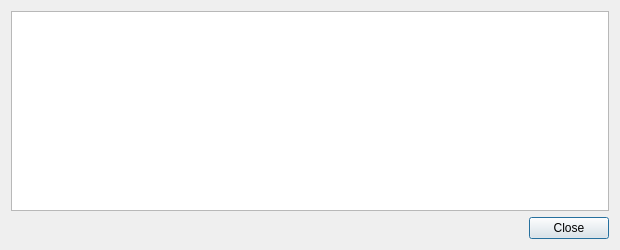
The window that src/qt/forms/transactiondescdialog.ui (IParn/LimecoinX) describes before a commit, drawn with Qt 5.
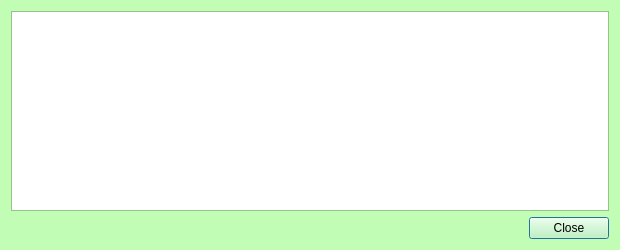
The same window after the commit.

```diff
--- a/src/qt/forms/transactiondescdialog.ui
+++ b/src/qt/forms/transactiondescdialog.ui
@@ -10,6 +10,421 @@
     <height>250</height>
    </rect>
   </property>
+  <property name="palette">
+   <palette>
+    <active>
+     <colorrole role="WindowText">
+      <brush brushstyle="SolidPattern">
+       <color alpha="255">
+        <red>0</red>
+        <green>0</green>
+        <blue>0</blue>
+       </color>
+      </brush>
+     </colorrole>
+     <colorrole role="Button">
+      <brush brushstyle="SolidPattern">
+       <color alpha="255">
+        <red>193</red>
+        <green>253</green>
+        <blue>181</blue>
+       </color>
+      </brush>
+     </colorrole>
+     <colorrole role="Light">
+      <brush brushstyle="SolidPattern">
+       <color alpha="255">
+        <red>255</red>
+        <green>255</green>
+        <blue>255</blue>
+       </color>
+      </brush>
+     </colorrole>
+     <colorrole role="Midlight">
+      <brush brushstyle="SolidPattern">
+       <color alpha="255">
+        <red>224</red>
+        <green>254</green>
+        <blue>218</blue>
+       </color>
+      </brush>
+     </colorrole>
+     <colorrole role="Dark">
+      <brush brushstyle="SolidPattern">
+       <color alpha="255">
+        <red>96</red>
+        <green>126</green>
+        <blue>90</blue>
+       </color>
+      </brush>
+     </colorrole>
+     <colorrole role="Mid">
+      <brush brushstyle="SolidPattern">
+       <color alpha="255">
+        <red>129</red>
+        <green>169</green>
+        <blue>121</blue>
+       </color>
+      </brush>
+     </colorrole>
+     <colorrole role="Text">
+      <brush brushstyle="SolidPattern">
+       <color alpha="255">
+        <red>0</red>
+        <green>0</green>
+        <blue>0</blue>
+       </color>
+      </brush>
+     </colorrole>
+     <colorrole role="BrightText">
+      <brush brushstyle="SolidPattern">
+       <color alpha="255">
+        <red>255</red>
+        <green>255</green>
+        <blue>255</blue>
+       </color>
+      </brush>
+     </colorrole>
+     <colorrole role="ButtonText">
+      <brush brushstyle="SolidPattern">
+       <color alpha="255">
+        <red>0</red>
+        <green>0</green>
+        <blue>0</blue>
+       </color>
+      </brush>
+     </colorrole>
+     <colorrole role="Base">
+      <brush brushstyle="SolidPattern">
+       <color alpha="255">
+        <red>255</red>
+        <green>255</green>
+        <blue>255</blue>
+       </color>
+      </brush>
+     </colorrole>
+     <colorrole role="Window">
+      <brush brushstyle="SolidPattern">
+       <color alpha="255">
+        <red>193</red>
+        <green>253</green>
+        <blue>181</blue>
+       </color>
+      </brush>
+     </colorrole>
+     <colorrole role="Shadow">
+      <brush brushstyle="SolidPattern">
+       <color alpha="255">
+        <red>0</red>
+        <green>0</green>
+        <blue>0</blue>
+       </color>
+      </brush>
+     </colorrole>
+     <colorrole role="AlternateBase">
+      <brush brushstyle="SolidPattern">
+       <color alpha="255">
+        <red>224</red>
+        <green>254</green>
+        <blue>218</blue>
+       </color>
+      </brush>
+     </colorrole>
+     <colorrole role="ToolTipBase">
+      <brush brushstyle="SolidPattern">
+       <color alpha="255">
+        <red>255</red>
+        <green>255</green>
+        <blue>220</blue>
+       </color>
+      </brush>
+     </colorrole>
+     <colorrole role="ToolTipText">
+      <brush brushstyle="SolidPattern">
+       <color alpha="255">
+        <red>0</red>
+        <green>0</green>
+        <blue>0</blue>
+       </color>
+      </brush>
+     </colorrole>
+    </active>
+    <inactive>
+     <colorrole role="WindowText">
+      <brush brushstyle="SolidPattern">
+       <color alpha="255">
+        <red>0</red>
+        <green>0</green>
+        <blue>0</blue>
+       </color>
+      </brush>
+     </colorrole>
+     <colorrole role="Button">
+      <brush brushstyle="SolidPattern">
+       <color alpha="255">
+        <red>193</red>
+        <green>253</green>
+        <blue>181</blue>
+       </color>
+      </brush>
+     </colorrole>
+     <colorrole role="Light">
+      <brush brushstyle="SolidPattern">
+       <color alpha="255">
+        <red>255</red>
+        <green>255</green>
+        <blue>255</blue>
+       </color>
+      </brush>
+     </colorrole>
+     <colorrole role="Midlight">
+      <brush brushstyle="SolidPattern">
+       <color alpha="255">
+        <red>224</red>
+        <green>254</green>
+        <blue>218</blue>
+       </color>
+      </brush>
+     </colorrole>
+     <colorrole role="Dark">
+      <brush brushstyle="SolidPattern">
+       <color alpha="255">
+        <red>96</red>
+        <green>126</green>
+        <blue>90</blue>
+       </color>
+      </brush>
+     </colorrole>
+     <colorrole role="Mid">
+      <brush brushstyle="SolidPattern">
+       <color alpha="255">
+        <red>129</red>
+        <green>169</green>
+        <blue>121</blue>
+       </color>
+      </brush>
+     </colorrole>
+     <colorrole role="Text">
+      <brush brushstyle="SolidPattern">
+       <color alpha="255">
+        <red>0</red>
+        <green>0</green>
+        <blue>0</blue>
+       </color>
+      </brush>
+     </colorrole>
+     <colorrole role="BrightText">
+      <brush brushstyle="SolidPattern">
+       <color alpha="255">
+        <red>255</red>
+        <green>255</green>
+        <blue>255</blue>
+       </color>
+      </brush>
+     </colorrole>
+     <colorrole role="ButtonText">
+      <brush brushstyle="SolidPattern">
+       <color alpha="255">
+        <red>0</red>
+        <green>0</green>
+        <blue>0</blue>
+       </color>
+      </brush>
+     </colorrole>
+     <colorrole role="Base">
+      <brush brushstyle="SolidPattern">
+       <color alpha="255">
+        <red>255</red>
+        <green>255</green>
+        <blue>255</blue>
+       </color>
+      </brush>
+     </colorrole>
+     <colorrole role="Window">
+      <brush brushstyle="SolidPattern">
+       <color alpha="255">
+        <red>193</red>
+        <green>253</green>
+        <blue>181</blue>
+       </color>
+      </brush>
+     </colorrole>
+     <colorrole role="Shadow">
+      <brush brushstyle="SolidPattern">
+       <color alpha="255">
+        <red>0</red>
+        <green>0</green>
+        <blue>0</blue>
+       </color>
+      </brush>
+     </colorrole>
+     <colorrole role="AlternateBase">
+      <brush brushstyle="SolidPattern">
+       <color alpha="255">
+        <red>224</red>
+        <green>254</green>
+        <blue>218</blue>
+       </color>
+      </brush>
+     </colorrole>
+     <colorrole role="ToolTipBase">
+      <brush brushstyle="SolidPattern">
+       <color alpha="255">
+        <red>255</red>
+        <green>255</green>
+        <blue>220</blue>
+       </color>
+      </brush>
+     </colorrole>
+     <colorrole role="ToolTipText">
+      <brush brushstyle="SolidPattern">
+       <color alpha="255">
+        <red>0</red>
+        <green>0</green>
+        <blue>0</blue>
+       </color>
+      </brush>
+     </colorrole>
+    </inactive>
+    <disabled>
+     <colorrole role="WindowText">
+      <brush brushstyle="SolidPattern">
+       <color alpha="255">
+        <red>96</red>
+        <green>126</green>
+        <blue>90</blue>
+       </color>
+      </brush>
+     </colorrole>
+     <colorrole role="Button">
+      <brush brushstyle="SolidPattern">
+       <color alpha="255">
+        <red>193</red>
+        <green>253</green>
+        <blue>181</blue>
+       </color>
+      </brush>
+     </colorrole>
+     <colorrole role="Light">
+      <brush brushstyle="SolidPattern">
+       <color alpha="255">
+        <red>255</red>
+        <green>255</green>
+        <blue>255</blue>
+       </color>
+      </brush>
+     </colorrole>
+     <colorrole role="Midlight">
+      <brush brushstyle="SolidPattern">
+       <color alpha="255">
+        <red>224</red>
+        <green>254</green>
+        <blue>218</blue>
+       </color>
+      </brush>
+     </colorrole>
+     <colorrole role="Dark">
+      <brush brushstyle="SolidPattern">
+       <color alpha="255">
+        <red>96</red>
+        <green>126</green>
+        <blue>90</blue>
+       </color>
+      </brush>
+     </colorrole>
+     <colorrole role="Mid">
+      <brush brushstyle="SolidPattern">
+       <color alpha="255">
+        <red>129</red>
+        <green>169</green>
+        <blue>121</blue>
+       </color>
+      </brush>
+     </colorrole>
+     <colorrole role="Text">
+      <brush brushstyle="SolidPattern">
+       <color alpha="255">
+        <red>96</red>
+        <green>126</green>
+        <blue>90</blue>
+       </color>
+      </brush>
+     </colorrole>
+     <colorrole role="BrightText">
+      <brush brushstyle="SolidPattern">
+       <color alpha="255">
+        <red>255</red>
+        <green>255</green>
+        <blue>255</blue>
+       </color>
+      </brush>
+     </colorrole>
+     <colorrole role="ButtonText">
+      <brush brushstyle="SolidPattern">
+       <color alpha="255">
+        <red>96</red>
+        <green>126</green>
+        <blue>90</blue>
+       </color>
+      </brush>
+     </colorrole>
+     <colorrole role="Base">
+      <brush brushstyle="SolidPattern">
+       <color alpha="255">
+        <red>193</red>
+        <green>253</green>
+        <blue>181</blue>
+       </color>
+      </brush>
+     </colorrole>
+     <colorrole role="Window">
+      <brush brushstyle="SolidPattern">
+       <color alpha="255">
+        <red>193</red>
+        <green>253</green>
+        <blue>181</blue>
+       </color>
+      </brush>
+     </colorrole>
+     <colorrole role="Shadow">
+      <brush brushstyle="SolidPattern">
+       <color alpha="255">
+        <red>0</red>
+        <green>0</green>
+        <blue>0</blue>
+       </color>
+      </brush>
+     </colorrole>
+     <colorrole role="AlternateBase">
+      <brush brushstyle="SolidPattern">
+       <color alpha="255">
+        <red>193</red>
+        <green>253</green>
+        <blue>181</blue>
+       </color>
+      </brush>
+     </colorrole>
+     <colorrole role="ToolTipBase">
+      <brush brushstyle="SolidPattern">
+       <color alpha="255">
+        <red>255</red>
+        <green>255</green>
+        <blue>220</blue>
+       </color>
+      </brush>
+     </colorrole>
+     <colorrole role="ToolTipText">
+      <brush brushstyle="SolidPattern">
+       <color alpha="255">
+        <red>0</red>
+        <green>0</green>
+        <blue>0</blue>
+       </color>
+      </brush>
+     </colorrole>
+    </disabled>
+   </palette>
+  </property>
   <property name="windowTitle">
    <string>Transaction details</string>
   </property>
```
